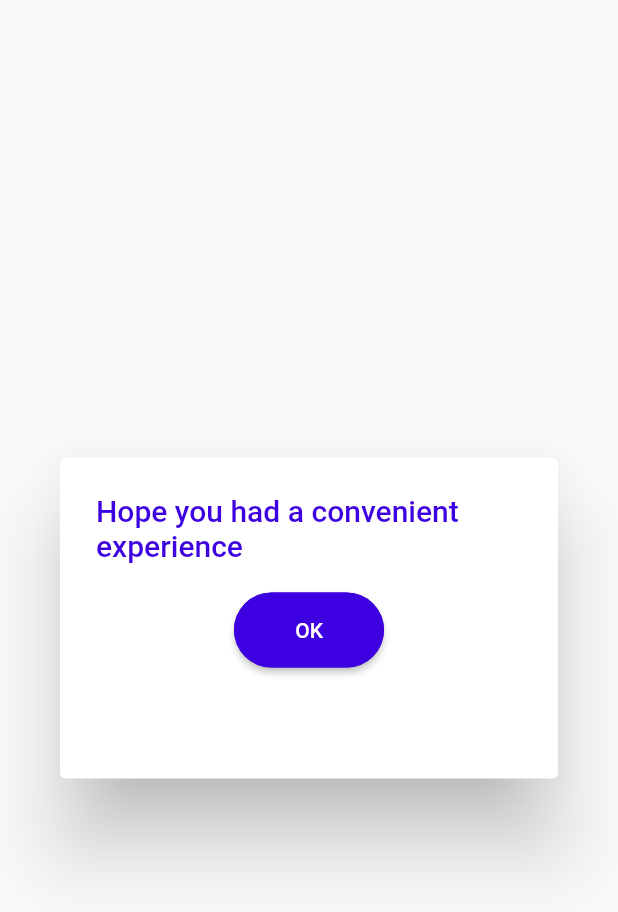
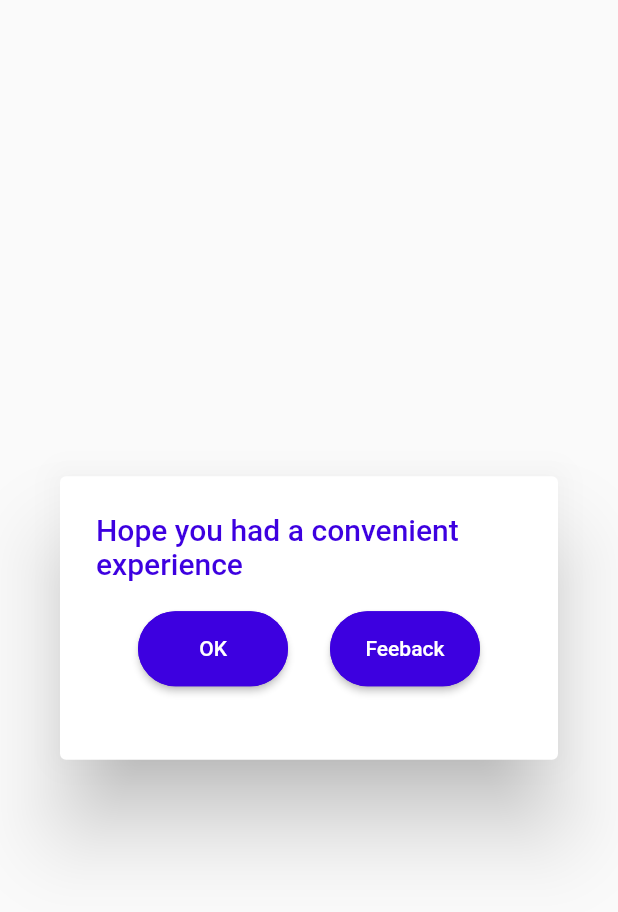
Before and after one commit to DEEP-BLUE-PQT/pqt, a Flutter app: the MyDialog3 widget shown alone on an empty page, opened directly, on a phone screen of 412 x 824 dp. Shown: the top 912 px of the screen. Run offline on Flutter 3.47's test engine with Material 2 defaults, Android fonts, the phone set to English and light mode, and no system bars; our stand-ins replace animated_splash_screen, dropdown_search, email_validator, expandable, flutter_secure_storage, google_fonts and 3 more; missing offline and left inert: cron, expansion_card, ff_navigation_bar, ndialog; accounts and stored records are empty; network calls fail.

Commit message:
feedback support added

```diff
--- a/lib/APIs/admin_login_api.dart
+++ b/lib/APIs/admin_login_api.dart
@@ -226,7 +226,7 @@ class APIservice {
       "slotend": slotChoosen.split('-')[1],
       "date": dateChoosen,
       "age": age,
-      "gender": gender,
+      "gender": gender.toLowerCase(),
       "depname": depName
     };
     var response = await http.post(
--- a/lib/BottomNavigation/dialog3.dart
+++ b/lib/BottomNavigation/dialog3.dart
@@ -2,6 +2,7 @@ import 'package:flutter/material.dart';
 import 'package:flutter_app_pqt_splash/BottomNavigation/myappointment.dart';
 import 'package:flutter_app_pqt_splash/sqlite/sqllite2.dart';
 import 'package:shared_preferences/shared_preferences.dart';
+import 'package:url_launcher/url_launcher.dart';
 
 import '../constants.dart';
 import 'makeappointment.dart';
@@ -12,12 +13,28 @@ class MyDialog3 extends StatefulWidget {
 }
 
 class _MyDialog3State extends State<MyDialog3> {
+  Future<void> _launchInBrowser(String url) async {
+    if (await canLaunch(url)) {
+      await launch(
+        url,
+        forceSafariVC: false,
+        forceWebView: false,
+        headers: <String, String>{'header_key': 'header_value'},
+      );
+    } else {
+      throw 'Could not launch $url';
+    }
+  }
+
   Widget build(BuildContext context) {
     return AlertDialog(
       content: Container(
-        height: 100.0,
+        height: 75.0,
         width: 75.0,
         child: Column(
+          children: [
+            Row(
+              mainAxisAlignment: MainAxisAlignment.spaceEvenly,
               children: [
                 ButtonTheme(
                   minWidth: 100.0,
@@ -29,7 +46,8 @@ class _MyDialog3State extends State<MyDialog3> {
                       style: TextStyle(color: Colors.white),
                     ),
                     onPressed: () async {
-                  Navigator.pushReplacementNamed(context, Myappointment.route);
+                      Navigator.pushReplacementNamed(
+                          context, Myappointment.route);
                     },
                     shape: RoundedRectangleBorder(
                         borderRadius: BorderRadius.circular(30.0),
@@ -38,6 +56,29 @@ class _MyDialog3State extends State<MyDialog3> {
                           width: 5.0,
                         )),
                   ),
+                ),
+                ButtonTheme(
+                  minWidth: 100.0,
+                  height: 50.0,
+                  child: RaisedButton(
+                    color: Color(0xFF3D00E0),
+                    child: Text(
+                      'Feeback',
+                      style: TextStyle(color: Colors.white),
+                    ),
+                    onPressed: () async {
+                      await _launchInBrowser(
+                          'https://forms.gle/EomvUMkbQQChgy34A');
+                    },
+                    shape: RoundedRectangleBorder(
+                        borderRadius: BorderRadius.circular(30.0),
+                        side: BorderSide(
+                          color: Color(0xFF3D00E0),
+                          width: 5.0,
+                        )),
+                  ),
+                ),
+              ],
             ),
           ],
         ),
--- a/lib/splashScreen/splash.dart
+++ b/lib/splashScreen/splash.dart
@@ -100,7 +100,7 @@ class _MyAppState extends State<MyApp> {
       body: AnimatedSplashScreen(
           duration: 3000,
           splash: Image.asset(
-            'assets/images/newnew.v1.png',
+            'assets/images/Aasaan-Logo-PQT12-Team.png',
             colorBlendMode: BlendMode.colorBurn,
           ),
           nextScreen: checking ? Myappointment() : Details(),
```
Also changed, not shown: assets/images/Aasaan-Logo-PQT12-Team.png (added). Lines whose indentation alone changed are shown as unchanged.
